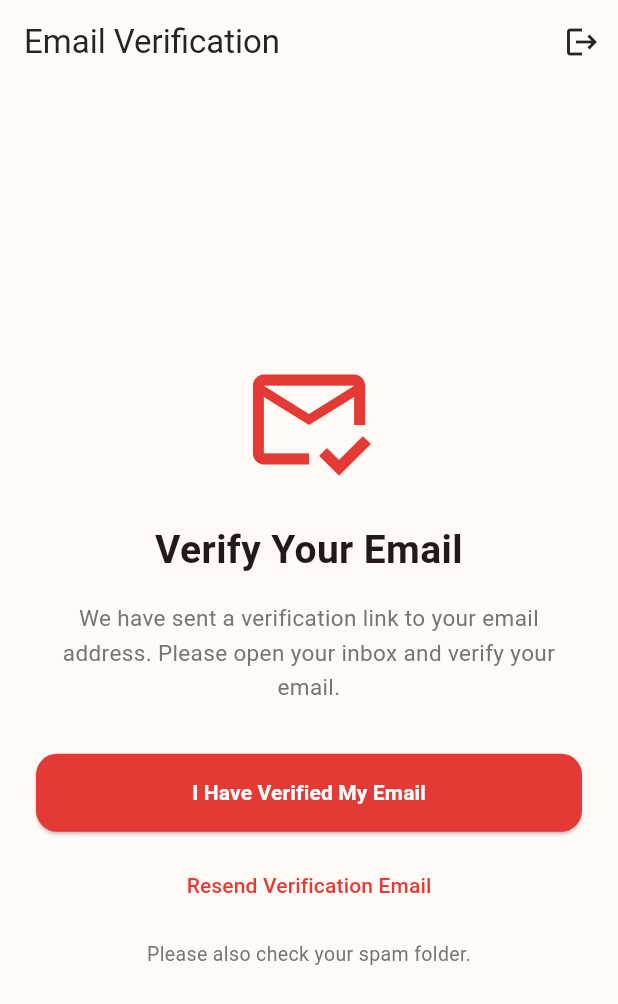
After one commit to AshrafulAlamAkif/PizzaMine-Full-Firebase-, a Flutter app: the EmailVerificationScreen screen opened by its route, on a phone screen of 412 x 824 dp. The commit adds this screen. Shown: the top 1004 px of the screen. Run offline on Flutter 3.47's test engine with Material 3 defaults, Android fonts, the phone set to English and light mode, and no system bars; our stand-ins replace cloud_firestore, device_info_plus, firebase_auth, firebase_core, flutter_riverpod, go_router and 1 more; accounts and stored records are empty.

Commit message:
Email Verification from Registration from

```diff
--- a/lib/app/router.dart
+++ b/lib/app/router.dart
@@ -3,6 +3,7 @@ import 'package:go_router/go_router.dart';
 
 import '../features/splash/splash_screen.dart';
 import '../features/auth/auth_screen.dart';
+import '../features/auth/email_verification_screen.dart';
 import '../features/home/home_screen.dart';
 import '../features/customer/edit_profile_screen.dart';
 
@@ -24,6 +25,11 @@ final GoRouter appRouter = GoRouter(
       ),
     ),
     GoRoute(
+      path: '/verify-email',
+      builder: (context, state) =>
+          const EmailVerificationScreen(),
+    ),
+    GoRoute(
       path: '/home',
       builder: (context, state) => const HomeScreen(),
     ),
--- a/lib/features/auth/auth_repository.dart
+++ b/lib/features/auth/auth_repository.dart
@@ -16,6 +16,9 @@ abstract class AuthRepository {
   });
 
   Future<void> resetPassword(String email);
+  // Email Verification করতে নিচের দুটি নতুন method
+  Future<void> sendEmailVerification();
+  Future<bool> reloadCurrentUser();
 
   Future<void> signOut();
 }
--- a/lib/features/auth/auth_screen.dart
+++ b/lib/features/auth/auth_screen.dart
@@ -74,13 +74,17 @@ class _AuthScreenState extends ConsumerState<AuthScreen> {
 
       if (!mounted) return;
 
-      context.go('/home');
+      if (widget.isRegister) {
+        context.go('/verify-email');
+      } else {
+        context.go('/home');
+      }
 
       ScaffoldMessenger.of(context).showSnackBar(
         SnackBar(
           content: Text(
             widget.isRegister
-                ? 'Account created successfully!'
+                ? 'Verification email sent. Please check your inbox.'
                 : 'Welcome back to Pizzamine!',
           ),
         ),
--- /dev/null
+++ b/lib/features/auth/email_verification_screen.dart
@@ -0,0 +1,216 @@
+
+import 'package:flutter/material.dart';
+import 'package:flutter_riverpod/flutter_riverpod.dart';
+import 'package:go_router/go_router.dart';
+
+import '../../core/exceptions.dart';
+import 'auth_provider.dart';
+
+class EmailVerificationScreen extends ConsumerStatefulWidget {
+  const EmailVerificationScreen({super.key});
+
+  @override
+  ConsumerState<EmailVerificationScreen> createState() =>
+      _EmailVerificationScreenState();
+}
+
+class _EmailVerificationScreenState
+    extends ConsumerState<EmailVerificationScreen> {
+  bool _isChecking = false;
+  bool _isResending = false;
+
+  Future<void> _checkVerification() async {
+    setState(() => _isChecking = true);
+
+    try {
+      final isVerified = await ref
+          .read(authServiceProvider)
+          .checkEmailVerification();
+
+      if (!mounted) return;
+
+      if (isVerified) {
+        context.go('/home');
+      } else {
+        ScaffoldMessenger.of(context).showSnackBar(
+          const SnackBar(
+            content: Text(
+              'Email not verified yet. Please check your inbox.',
+            ),
+          ),
+        );
+      }
+    } on AppException catch (error) {
+      if (!mounted) return;
+
+      ScaffoldMessenger.of(context).showSnackBar(
+        SnackBar(
+          content: Text(error.message),
+          backgroundColor: Colors.red,
+        ),
+      );
+    } catch (_) {
+      if (!mounted) return;
+
+      ScaffoldMessenger.of(context).showSnackBar(
+        const SnackBar(
+          content: Text('Unable to check verification. Try again.'),
+          backgroundColor: Colors.red,
+        ),
+      );
+    } finally {
+      if (mounted) {
+        setState(() => _isChecking = false);
+      }
+    }
+  }
+
+  Future<void> _resendVerification() async {
+    setState(() => _isResending = true);
+
+    try {
+      await ref
+          .read(authServiceProvider)
+          .sendEmailVerification();
+
+      if (!mounted) return;
+
+      ScaffoldMessenger.of(context).showSnackBar(
+        const SnackBar(
+          content: Text('Verification email sent successfully.'),
+        ),
+      );
+    } on AppException catch (error) {
+      if (!mounted) return;
+
+      ScaffoldMessenger.of(context).showSnackBar(
+        SnackBar(
+          content: Text(error.message),
+          backgroundColor: Colors.red,
+        ),
+      );
+    } catch (_) {
+      if (!mounted) return;
+
+      ScaffoldMessenger.of(context).showSnackBar(
+        const SnackBar(
+          content: Text('Unable to send email. Please try again.'),
+          backgroundColor: Colors.red,
+        ),
+      );
+    } finally {
+      if (mounted) {
+        setState(() => _isResending = false);
+      }
+    }
+  }
+
+  Future<void> _logout() async {
+    await ref.read(authRepositoryProvider).signOut();
+
+    if (!mounted) return;
+
+    context.go('/login');
+  }
+
+  @override
+  Widget build(BuildContext context) {
+    return Scaffold(
+      appBar: AppBar(
+        title: const Text('Email Verification'),
+        automaticallyImplyLeading: false,
+        actions: [
+          IconButton(
+            tooltip: 'Logout',
+            onPressed: _logout,
+            icon: const Icon(Icons.logout),
+          ),
+        ],
+      ),
+      body: SafeArea(
+        child: Center(
+          child: SingleChildScrollView(
+            padding: const EdgeInsets.all(24),
+            child: Column(
+              mainAxisAlignment: MainAxisAlignment.center,
+              children: [
+                const Icon(
+                  Icons.mark_email_read_outlined,
+                  size: 90,
+                  color: Color(0xFFE53935),
+                ),
+
+                const SizedBox(height: 24),
+
+                const Text(
+                  'Verify Your Email',
+                  style: TextStyle(
+                    fontSize: 26,
+                    fontWeight: FontWeight.bold,
+                  ),
+                  textAlign: TextAlign.center,
+                ),
+
+                const SizedBox(height: 16),
+
+                Text(
+                  'We have sent a verification link to your email address. '
+                  'Please open your inbox and verify your email.',
+                  textAlign: TextAlign.center,
+                  style: TextStyle(
+                    fontSize: 15,
+                    color: Colors.grey.shade600,
+                    height: 1.5,
+                  ),
+                ),
+
+                const SizedBox(height: 32),
+
+                SizedBox(
+                  width: double.infinity,
+                  height: 52,
+                  child: ElevatedButton(
+                    onPressed: _isChecking
+                        ? null
+                        : _checkVerification,
+                    child: _isChecking
+                        ? const CircularProgressIndicator(
+                            color: Colors.white,
+                          )
+                        : const Text(
+                            'I Have Verified My Email',
+                            style: TextStyle(
+                              fontWeight: FontWeight.bold,
+                            ),
+                          ),
+                  ),
+                ),
+
+                const SizedBox(height: 12),
+
+                TextButton(
+                  onPressed: _isResending
+                      ? null
+                      : _resendVerification,
+                  child: _isResending
+                      ? const CircularProgressIndicator()
+                      : const Text('Resend Verification Email'),
+                ),
+
+                const SizedBox(height: 12),
+
+                Text(
+                  'Please also check your spam folder.',
+                  style: TextStyle(
+                    color: Colors.grey.shade600,
+                    fontSize: 13,
+                  ),
+                ),
+              ],
+            ),
+          ),
+        ),
+      ),
+    );
+  }
+}
--- a/lib/features/home/home_screen.dart
+++ b/lib/features/home/home_screen.dart
@@ -527,7 +527,7 @@ class _HomeScreenState extends ConsumerState<HomeScreen> {
         borderRadius: BorderRadius.circular(18),
         boxShadow: [
           BoxShadow(
-            color: Colors.black.withOpacity(0.04),
+            color: Colors.black.withValues(alpha: 0.04),
             blurRadius: 10,
             offset: const Offset(0, 4),
           ),
--- a/lib/main.dart
+++ b/lib/main.dart
@@ -1,4 +1,4 @@
-// https://chatgpt.com/share/6b03fe8d-315c-83ea-b6c1-18fd55a34a2a
+// https://chatgpt.com/share/6b048cc7-a64c-83ea-8855-e85f070e2562
 import 'package:flutter/material.dart';
 import 'package:flutter_riverpod/flutter_riverpod.dart';
 import 'package:firebase_core/firebase_core.dart';
```
Also changed, not shown: lib/features/auth/auth_service.dart (+12 -0 lines), lib/features/auth/firebase_auth_repository.dart (+53 -7 lines).
